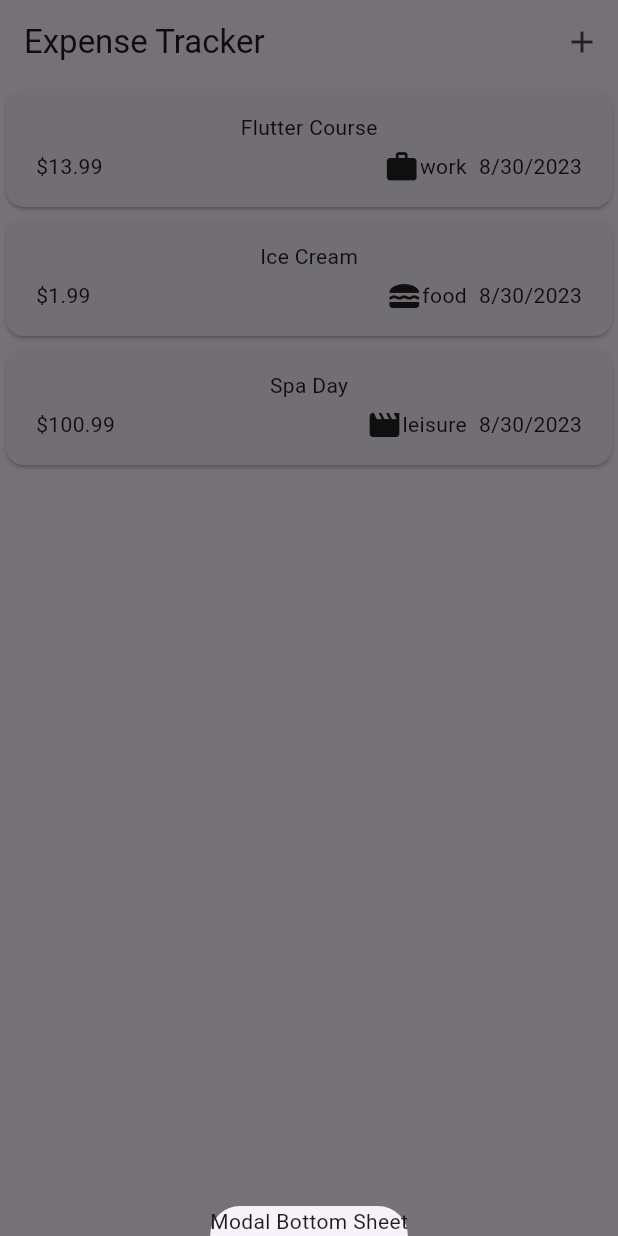
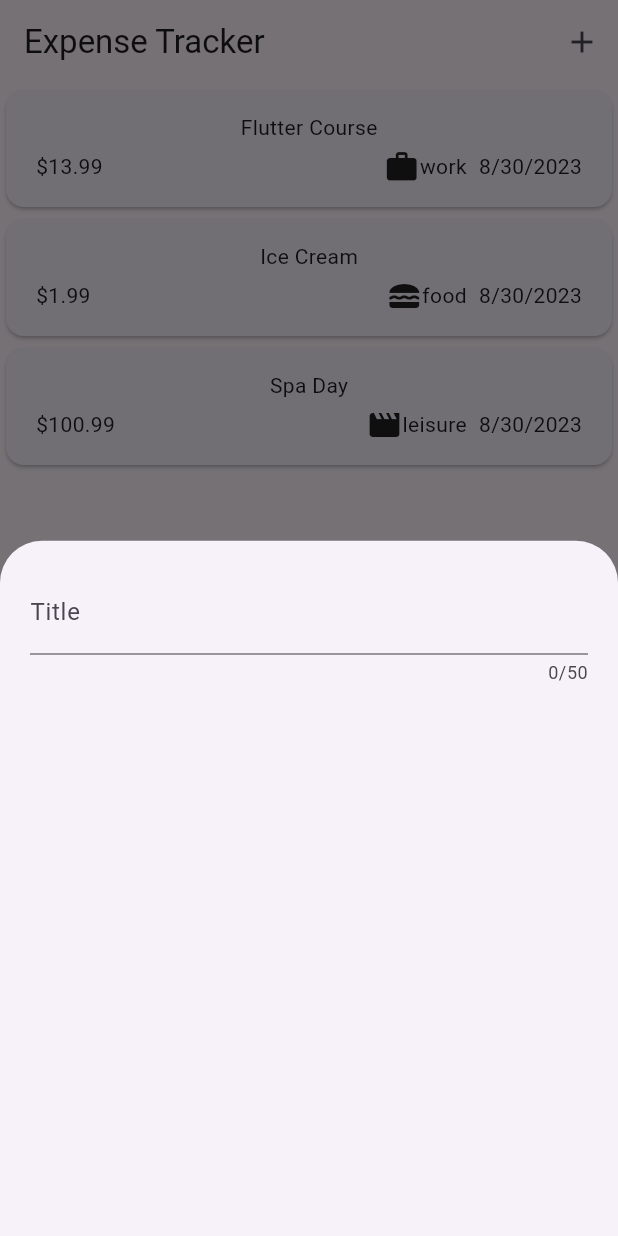
Before and after one commit to jayceebuarao/expense-tracker, a Flutter app: the screen it shows after launch, after a tap on the "add" icon, on a phone screen of 412 x 824 dp. Run offline on Flutter 3.47's test engine with Material 2 defaults, Android fonts, the phone set to English and light mode, and no system bars.

Commit message:
change modal builder widget to NewExpense

```diff
--- a/lib/widgets/expenses.dart
+++ b/lib/widgets/expenses.dart
@@ -1,4 +1,5 @@
 import 'package:expense_tracker/widgets/expenses_list/expenses_list.dart';
+import 'package:expense_tracker/widgets/new_expense.dart';
 import 'package:flutter/material.dart';
 import 'package:expense_tracker/models/expense.dart';
 
@@ -35,7 +36,7 @@ class _ExpensesState extends State<Expenses> {
     void _openAddExpenseOverlay() {
       showModalBottomSheet(
         context: context,
-        builder: (ctx) => Text('Modal Bottom Sheet'),
+        builder: (ctx) => NewExpense(),
       );
     }
 
```
